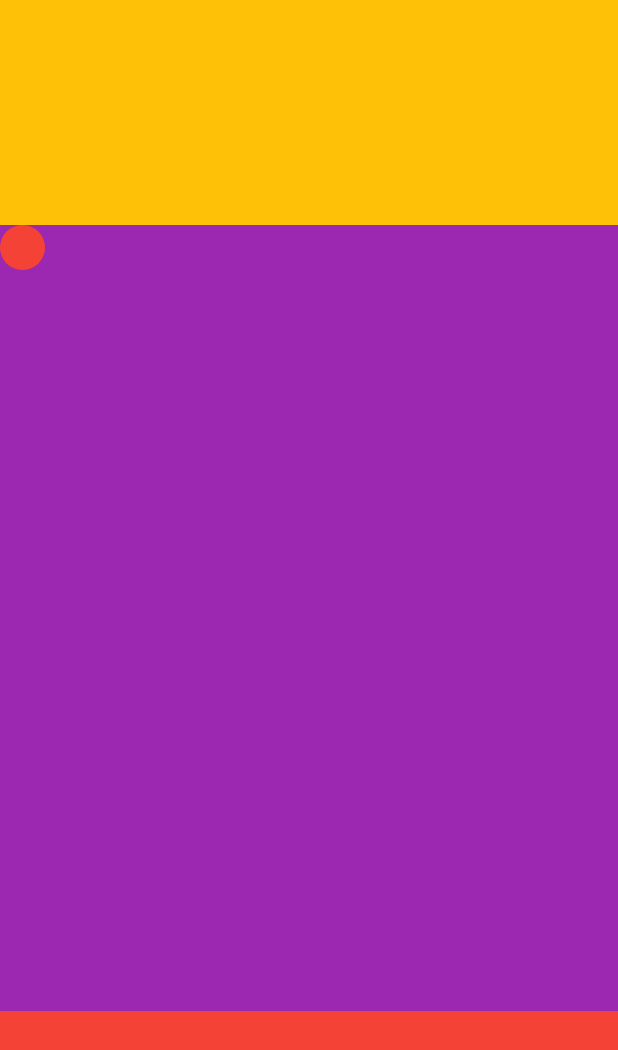
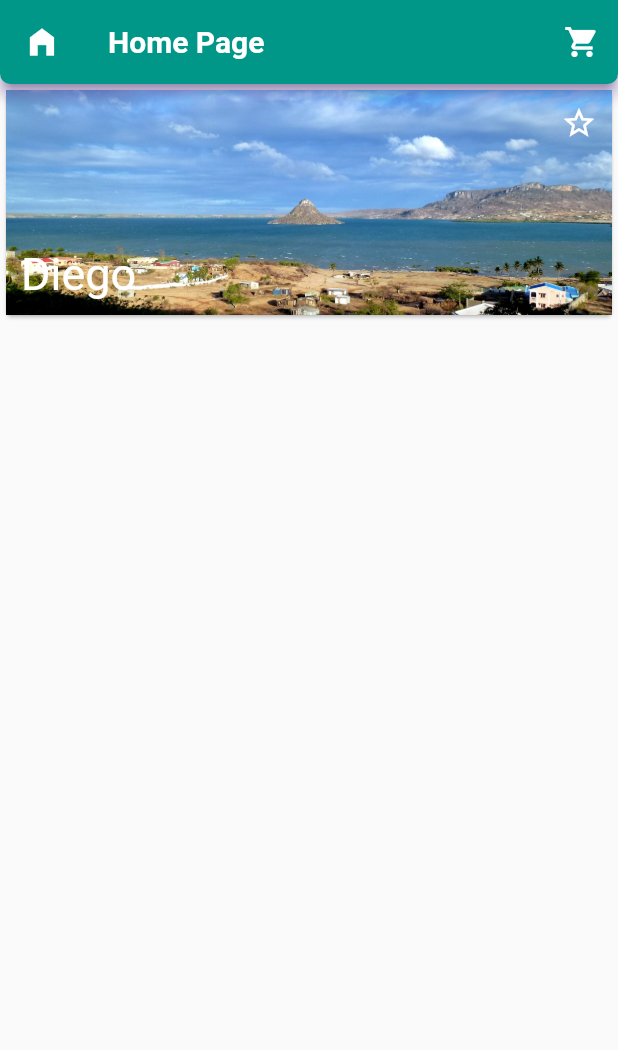
Before and after one commit to ranoaritsiky/my_test_app, a Flutter app: the screen it shows after launch, on a phone screen of 412 x 824 dp. Shown: the top 1050 px of the screen. Run offline on Flutter 3.47's test engine with Material 2 defaults, Android fonts, the phone set to English and light mode, and no system bars; missing offline and left inert: dart:ffi.

Commit message:
separate field in main

```diff
--- /dev/null
+++ b/lib/city_card.dart
@@ -0,0 +1,72 @@
+import 'dart:ffi';
+
+import 'package:flutter/material.dart';
+
+class City_card extends StatelessWidget {
+
+  final String name;
+  final String image;
+  // final Bool checked;
+  City_card({required this.name,required this.image});
+
+
+  // const City_card({required this.name,required this.image}) : super(key: key);
+
+  @override
+  Widget build(BuildContext context) {
+    return Card(
+
+      child: Container(
+        height: 150,
+        child: Stack(
+          fit: StackFit.expand,
+          children: [
+            Ink.image(
+                fit: BoxFit.cover,
+                image:AssetImage(image),
+                child: InkWell(
+                  onTap: (){
+                    print("tap tap send ");
+                  },
+                ),
+            ),
+            // Image.asset('assets/img_3.jpeg',
+            //   fit: BoxFit.cover,
+            // ),
+            Padding(
+              padding: EdgeInsets.all(10.0),
+              child: Column(
+                children: [
+                  Expanded(
+                      child: Row(
+                        mainAxisAlignment: MainAxisAlignment.end,
+                        crossAxisAlignment: CrossAxisAlignment.start,
+                        children: [
+                          Icon(
+                            Icons.star_border,
+                            color: Colors.white,
+                          ),
+                        ],
+                      )
+
+                  ),
+                  Row(
+                    children: [
+                      Text(
+                        name,
+                        style: TextStyle(
+                          fontSize: 30.0,
+                          color: Colors.white,
+                        ),
+                      )
+                    ],
+                  )
+                ],
+              ),
+            )
+          ],
+        ),
+      ),
+    );
+  }
+}
--- /dev/null
+++ b/lib/home.dart
@@ -0,0 +1,53 @@
+
+import 'dart:ffi';
+
+import 'package:flutter/material.dart';
+import 'package:my_test_app/city_card.dart';
+
+class Home extends StatelessWidget {
+  const Home({Key? key}) : super(key: key);
+
+  @override
+  Widget build(BuildContext context) {
+    return Scaffold(
+      appBar: AppBar(
+        leading: Icon(Icons.home_filled),
+        title: const Text(
+          "Home Page",
+          style: TextStyle(
+            fontWeight: FontWeight.bold,
+          ),
+        ),
+        backgroundColor: Colors.teal,
+        shadowColor: Colors.deepPurple,
+        elevation: 4,
+        shape: RoundedRectangleBorder(
+            borderRadius: BorderRadius.vertical(
+                bottom: Radius.circular(7)
+            )
+        ),
+        actions:  [
+          IconButton(
+            icon: const Icon(Icons.shopping_cart),
+            tooltip: 'Open shopping cart',
+            onPressed: () {
+              // handle the press
+            },
+          ),
+        ],
+      ),
+      body: Container(
+        child: Column(
+          crossAxisAlignment: CrossAxisAlignment.stretch,
+          children: [
+            City_card(
+              image: 'assets/img_4.jpeg',
+              name: "Diego",
+              // checked: ,
+            ),
+          ],
+        ),
+      ),
+    );
+  }
+}
--- a/lib/main.dart
+++ b/lib/main.dart
@@ -1,139 +1,16 @@
+import 'package:flutter/cupertino.dart';
 import 'package:flutter/material.dart';
+import 'package:my_test_app/home.dart';
 
-void main() {
-  runApp(const MyApp());
+void main(){
+  runApp(MyApp());
 }
-
-class MyApp extends StatelessWidget {
-  const MyApp({Key? key}) : super(key: key);
-
-  // This widget is the root of your application.
+class MyApp extends StatelessWidget{
   @override
   Widget build(BuildContext context) {
-    return Column(
-      mainAxisAlignment: MainAxisAlignment.spaceEvenly,
-      verticalDirection: VerticalDirection.down,
-      // textDirection: TextDirection.ltr,
-      children: [
-        Container(
-          color: Colors.amber,
-          height: 150.0,
-
-        ),
-        Expanded(
-            child: Container(
-            color: Colors.purple,
-            height: 150.0,
-              child: Row(
-                mainAxisAlignment: MainAxisAlignment.start,
-                crossAxisAlignment: CrossAxisAlignment.start,
-                textDirection: TextDirection.ltr,
-                children: [
-                  Container(
-                    decoration: BoxDecoration(
-                      borderRadius: BorderRadius.circular(20.0),
-                      color: Colors.red
-                    ),
-                    height: 30.0,
-                    width: 30.0,
-                  )
-                ],
-              ),
-        ))
-        ,
-        Container(
-          color: Colors.red,
-          height: 150.0,
-          child: Stack(
-
-          ),
-        ),
-      ],
+    // TODO: implement build
+    return MaterialApp(
+      home: Home()
     );
   }
 }
-
-class MyHomePage extends StatefulWidget {
-  const MyHomePage({Key? key, required this.title}) : super(key: key);
-
-  // This widget is the home page of your application. It is stateful, meaning
-  // that it has a State object (defined below) that contains fields that affect
-  // how it looks.
-
-  // This class is the configuration for the state. It holds the values (in this
-  // case the title) provided by the parent (in this case the App widget) and
-  // used by the build method of the State. Fields in a Widget subclass are
-  // always marked "final".
-
-  final String title;
-
-  @override
-  State<MyHomePage> createState() => _MyHomePageState();
-}
-
-class _MyHomePageState extends State<MyHomePage> {
-  int _counter = 0;
-
-  void _incrementCounter() {
-    setState(() {
-      // This call to setState tells the Flutter framework that something has
-      // changed in this State, which causes it to rerun the build method below
-      // so that the display can reflect the updated values. If we changed
-      // _counter without calling setState(), then the build method would not be
-      // called again, and so nothing would appear to happen.
-      _counter++;
-    });
-  }
-
-  @override
-  Widget build(BuildContext context) {
-    // This method is rerun every time setState is called, for instance as done
-    // by the _incrementCounter method above.
-    //
-    // The Flutter framework has been optimized to make rerunning build methods
-    // fast, so that you can just rebuild anything that needs updating rather
-    // than having to individually change instances of widgets.
-    return Scaffold(
-      appBar: AppBar(
-        // Here we take the value from the MyHomePage object that was created by
-        // the App.build method, and use it to set our appbar title.
-        title: Text(widget.title),
-      ),
-      body: Center(
-        // Center is a layout widget. It takes a single child and positions it
-        // in the middle of the parent.
-        child: Column(
-          // Column is also a layout widget. It takes a list of children and
-          // arranges them vertically. By default, it sizes itself to fit its
-          // children horizontally, and tries to be as tall as its parent.
-          //
-          // Invoke "debug painting" (press "p" in the console, choose the
-          // "Toggle Debug Paint" action from the Flutter Inspector in Android
-          // Studio, or the "Toggle Debug Paint" command in Visual Studio Code)
-          // to see the wireframe for each widget.
-          //
-          // Column has various properties to control how it sizes itself and
-          // how it positions its children. Here we use mainAxisAlignment to
-          // center the children vertically; the main axis here is the vertical
-          // axis because Columns are vertical (the cross axis would be
-          // horizontal).
-          mainAxisAlignment: MainAxisAlignment.center,
-          children: <Widget>[
-            const Text(
-              'You have pushed the button this many times:',
-            ),
-            Text(
-              '$_counter',
-              style: Theme.of(context).textTheme.headline4,
-            ),
-          ],
-        ),
-      ),
-      floatingActionButton: FloatingActionButton(
-        onPressed: _incrementCounter,
-        tooltip: 'Increment',
-        child: const Icon(Icons.add),
-      ), // This trailing comma makes auto-formatting nicer for build methods.
-    );
-  }
-}
--- a/pubspec.yaml
+++ b/pubspec.yaml
@@ -59,8 +59,7 @@ flutter:
 
   # To add assets to your application, add an assets section, like this:
   assets:
-    - assets/img.jpeg
-    - assets/img_2.jpeg
+    - assets/
   #   - images/a_dot_burr.jpeg
   #   - images/a_dot_ham.jpeg
 
```
Also changed, not shown: assets/img_3.jpeg (added), assets/img_4.jpeg (added).
